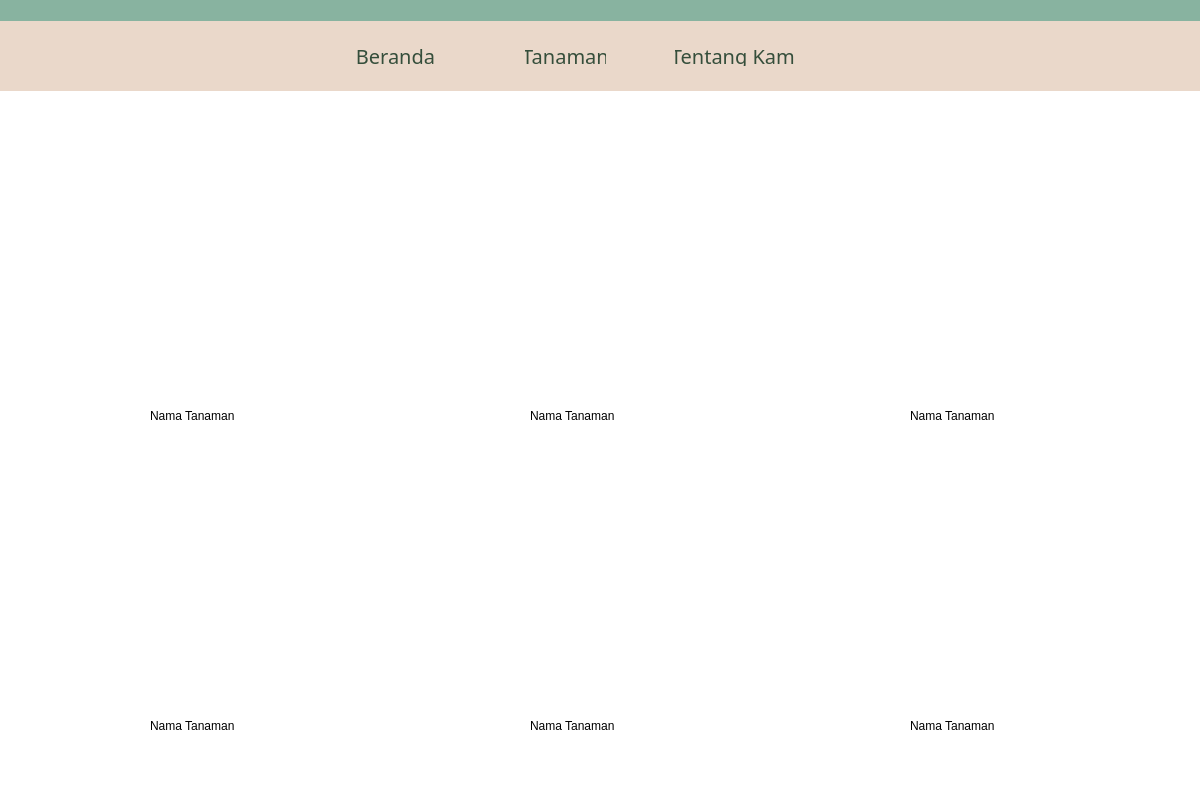
Above: Frontend/UI/listTanaman.ui from gagaspbahar/onlyplants before the change. Below: the same form after it.
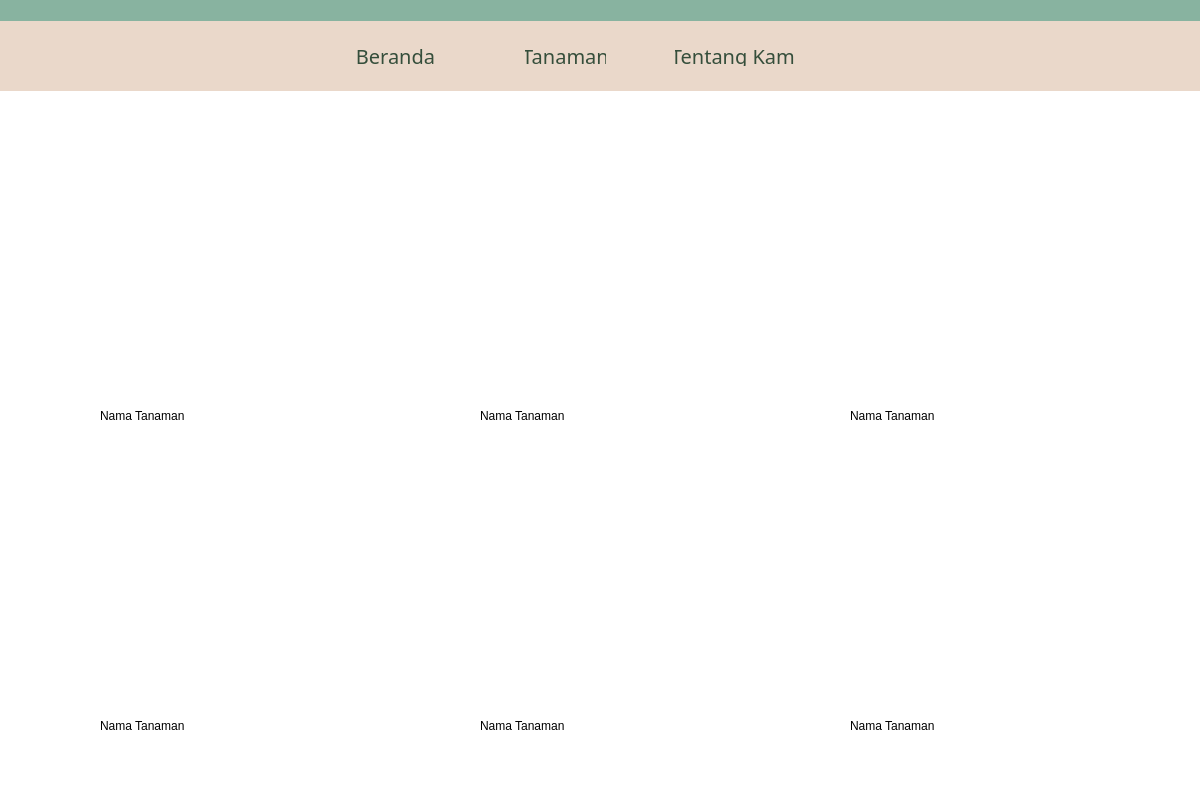
That is the form after the change. Icons and pictures are not drawn.

Diff of the .ui file:
```diff
--- a/Frontend/UI/listTanaman.ui
+++ b/Frontend/UI/listTanaman.ui
@@ -173,9 +173,9 @@
    <widget class="QLabel" name="label_10">
     <property name="geometry">
      <rect>
-      <x>150</x>
+      <x>100</x>
       <y>400</y>
-      <width>131</width>
+      <width>241</width>
       <height>31</height>
      </rect>
     </property>
@@ -189,9 +189,9 @@
    <widget class="QLabel" name="label_35">
     <property name="geometry">
      <rect>
-      <x>530</x>
+      <x>480</x>
       <y>400</y>
-      <width>131</width>
+      <width>241</width>
       <height>31</height>
      </rect>
     </property>
@@ -205,9 +205,9 @@
    <widget class="QLabel" name="label_36">
     <property name="geometry">
      <rect>
-      <x>910</x>
+      <x>850</x>
       <y>400</y>
-      <width>131</width>
+      <width>241</width>
       <height>31</height>
      </rect>
     </property>
@@ -221,9 +221,9 @@
    <widget class="QLabel" name="label_37">
     <property name="geometry">
      <rect>
-      <x>150</x>
+      <x>100</x>
       <y>710</y>
-      <width>131</width>
+      <width>241</width>
       <height>31</height>
      </rect>
     </property>
@@ -237,9 +237,9 @@
    <widget class="QLabel" name="label_38">
     <property name="geometry">
      <rect>
-      <x>530</x>
+      <x>480</x>
       <y>710</y>
-      <width>141</width>
+      <width>241</width>
       <height>31</height>
      </rect>
     </property>
@@ -253,9 +253,9 @@
    <widget class="QLabel" name="label_39">
     <property name="geometry">
      <rect>
-      <x>910</x>
+      <x>850</x>
       <y>710</y>
-      <width>141</width>
+      <width>241</width>
       <height>31</height>
      </rect>
     </property>
```
Left out of the diff: 12 changed lines with no effect on the pictures.
